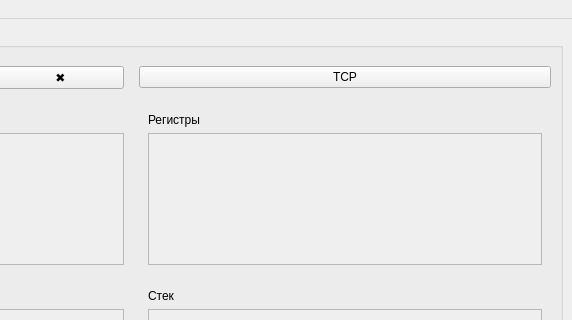
The window that mainwindow.ui (KirillKor21/gdb_app) describes before a commit, drawn with Qt 5; both pictures show x 300 to 872 and y 0 to 320 of the 872 by 670 pixel window.
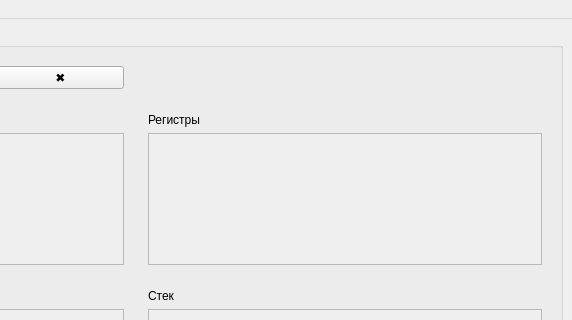
The same window after the commit.

```diff
--- a/mainwindow.ui
+++ b/mainwindow.ui
@@ -208,13 +208,6 @@
          </layout>
         </widget>
        </item>
-       <item row="0" column="1">
-        <widget class="QPushButton" name="pushButton">
-         <property name="text">
-          <string>TCP</string>
-         </property>
-        </widget>
-       </item>
       </layout>
      </widget>
     </item>
```
Left out of the diff: 1 changed line with no effect on the pictures.
